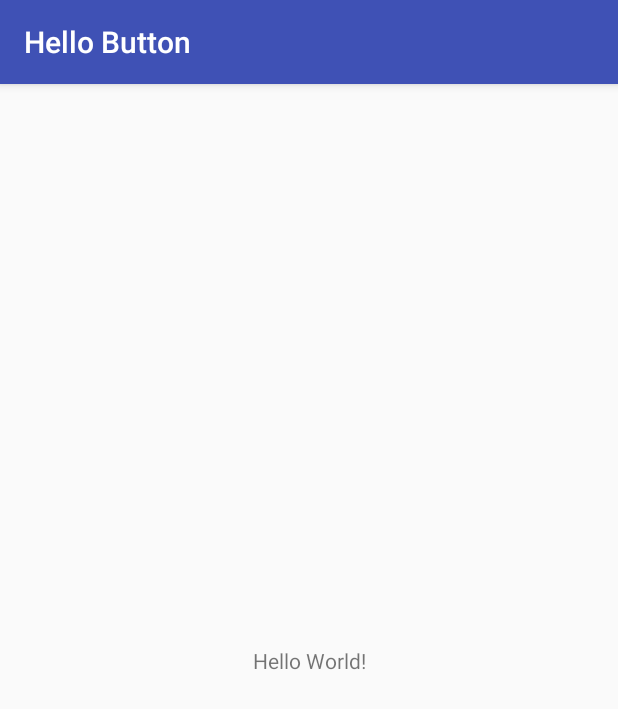
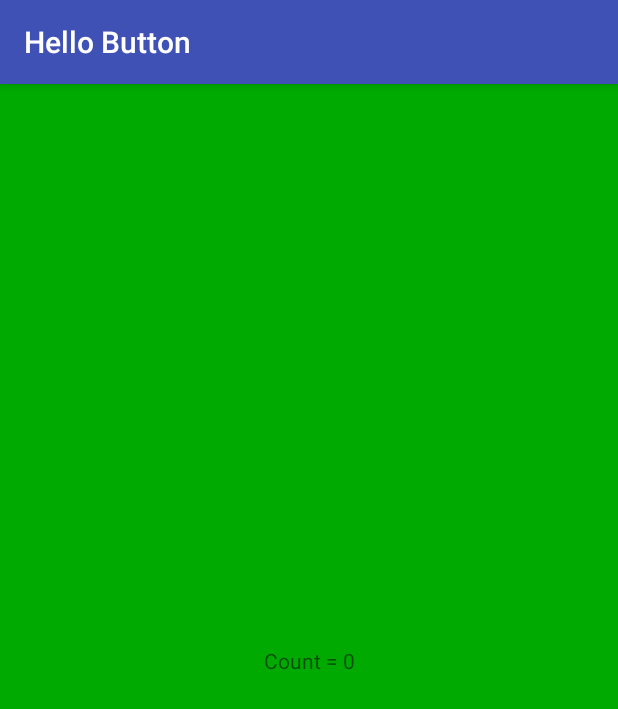
Before and after one commit to hurlingfan11/Hello-Button-App, an Android app: the screen it shows after launch (MainActivity), on a phone screen of 412 x 824 dp. Shown: the top 709 px of the screen. Run offline under Robolectric (Android 15) with nearby library versions, the phone set to English and light mode, and no system bars.

Commit message:
Change Background Color

```diff
--- a/HelloButton/HelloButton/app/src/main/res/layout/activity_main.xml
+++ b/HelloButton/HelloButton/app/src/main/res/layout/activity_main.xml
@@ -4,12 +4,13 @@
     xmlns:tools="http://schemas.android.com/tools"
     android:layout_width="match_parent"
     android:layout_height="match_parent"
+    android:background="@color/background"
     tools:context=".MainActivity">
 
     <TextView
         android:layout_width="wrap_content"
         android:layout_height="wrap_content"
-        android:text="Hello World!"
+        android:text="@string/message_start"
         app:layout_constraintBottom_toBottomOf="parent"
         app:layout_constraintLeft_toLeftOf="parent"
         app:layout_constraintRight_toRightOf="parent"
--- a/HelloButton/HelloButton/app/src/main/res/values/colors.xml
+++ b/HelloButton/HelloButton/app/src/main/res/values/colors.xml
@@ -3,4 +3,6 @@
     <color name="colorPrimary">#3F51B5</color>
     <color name="colorPrimaryDark">#303F9F</color>
     <color name="colorAccent">#FF4081</color>
+    <color name="background">#FF00AA00</color>
+    <color name="text">#DFD</color>
 </resources>
--- a/HelloButton/HelloButton/app/src/main/res/values/strings.xml
+++ b/HelloButton/HelloButton/app/src/main/res/values/strings.xml
@@ -1,3 +1,8 @@
 <resources>
     <string name="app_name">Hello Button</string>
+    <string name="message_start">Count = 0</string>
+    <string name="message_format">Count = %d</string>
+    <string name="button_decrement">-1</string>
+    <string name="button_reset">Reset</string>
+    <string name="button_increment">+1</string>
 </resources>
```
Also changed, not shown: HelloButton/HelloButton/app/src/main/res/values-ga-ldltr/strings.xml (added, +9 -0 lines).
